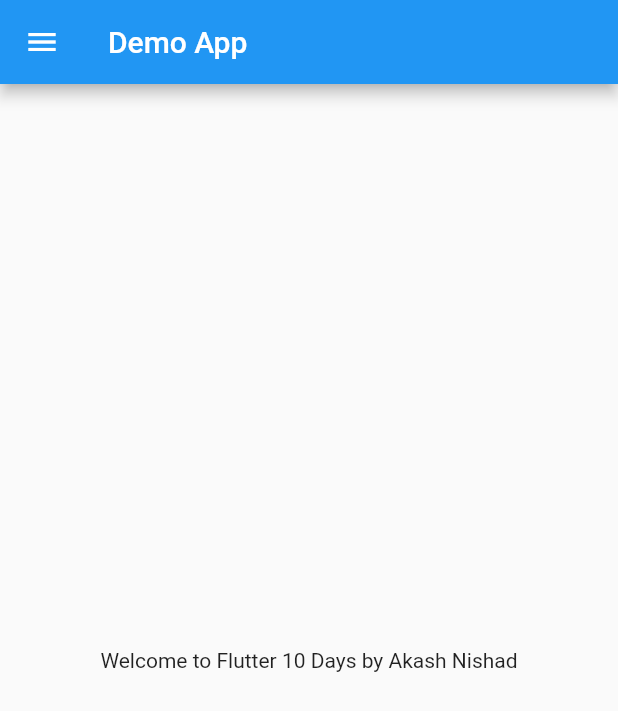
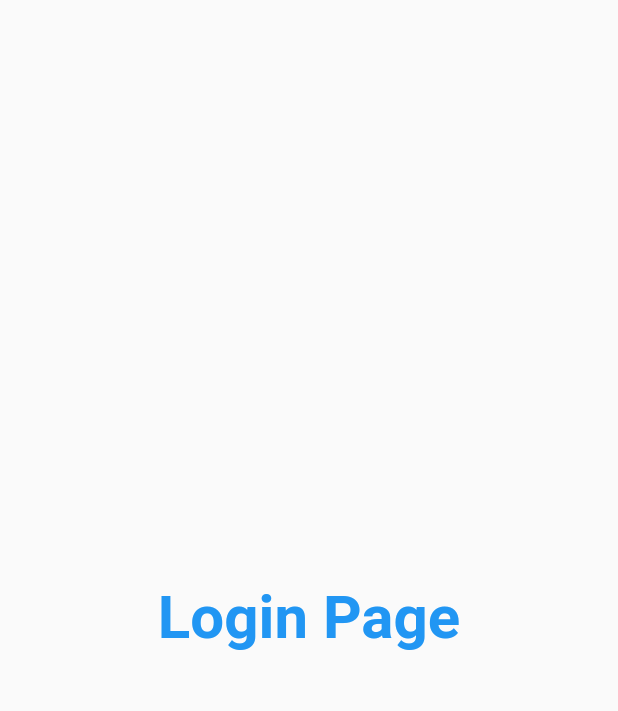
Before and after one commit to erakashnishad/30DaysOfFlutter, a Flutter app: the screen it shows after launch, on a phone screen of 412 x 824 dp. Shown: the top 711 px of the screen. Run offline on Flutter 3.47's test engine with Material 2 defaults, Android fonts, the phone set to English and light mode, and no system bars.

Commit message:
day3 completed

```diff
--- a/lib/main.dart
+++ b/lib/main.dart
@@ -1,5 +1,6 @@
 import 'package:flutter/material.dart';
-import 'package:flutter_application_1/home_page.dart';
+import 'package:flutter_application_1/pages/home_page.dart';
+import 'package:flutter_application_1/pages/login_page.dart';
 
 void main() {
   runApp(MyApp());
@@ -11,7 +12,11 @@ class MyApp extends StatelessWidget {
   Widget build(BuildContext context) {
 
     return MaterialApp(
-      home: HomePage(),
+      //home: HomePage(),
+      routes: {
+        "/" : (context) => LoginPage(),
+        "/home" : (context) => HomePage()
+      },
     );
   }
 }
--- a/lib/home_page.dart
+++ b/lib/pages/home_page.dart
@@ -3,13 +3,13 @@ import 'package:flutter/material.dart';
 class HomePage extends StatelessWidget {
 
   final int days = 10;
-  final String name = "Akash Nishad";
+  final String name = "Akash";
 
   @override
   Widget build(BuildContext context) {
     return Scaffold(
       appBar: AppBar(
-        title: Text("Demo App"),
+        title: Text("Catalog App"),
       ),
       body: Center(
         child: Container(
--- /dev/null
+++ b/lib/pages/login_page.dart
@@ -0,0 +1,19 @@
+import 'package:flutter/material.dart';
+
+class LoginPage extends StatelessWidget {
+  @override
+  Widget build(BuildContext context) {
+    return Material(
+      child: Center(
+        child: Text(
+          "Login Page",
+          style : TextStyle(
+            fontSize: 40,
+            color: Colors.blue,
+            fontWeight: FontWeight.bold
+          )
+          ),
+      )
+    );
+  }
+}
```
